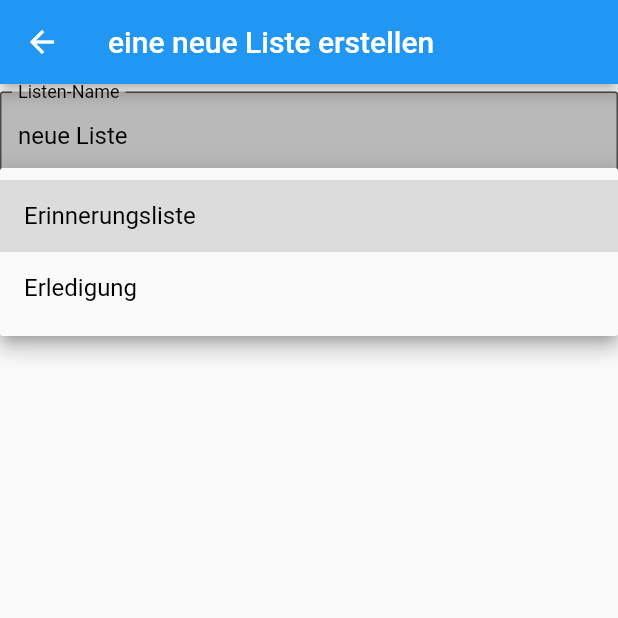
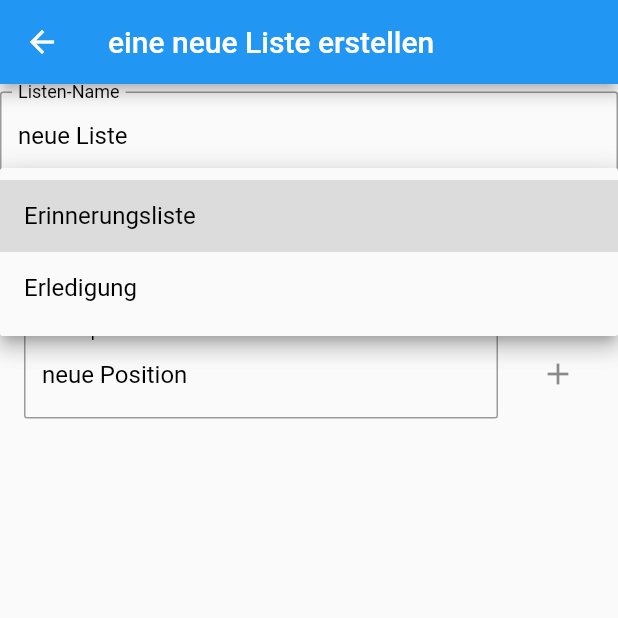
Before and after one commit to NoHive/listopolis, a Flutter app: the CreateListPage screen opened directly, after a tap on "Erinnerungsliste", on a phone screen of 412 x 824 dp, the top half of it. Run offline on Flutter 3.47's test engine with Material 2 defaults, Android fonts, the phone set to English and light mode, and no system bars; our stand-ins replace bloc, dartz, flutter_bloc, freezed_annotation, shared_preferences; accounts and stored records are empty; generated files the repository leaves out were written again.

Commit message:
positionen

```diff
--- a/lib/features/listopolis/application/list_creation/create_list_parameter.dart
+++ b/lib/features/listopolis/application/list_creation/create_list_parameter.dart
@@ -14,17 +14,28 @@ String buildPositionTypeLocalString(PositionType pType, String locale){
 }
 
 class CreateListParameter{
-  final String listName;
-  final ListType type;
-  final PositionType positioning;
+  String listName;
+  ListType type;
+  PositionType positioning;
 
-  CreateListParameter({@required this.listName, @required this.type, @required this.positioning});
+  List<CreateListItemParameter> listitems;
+
+  CreateListParameter({@required this.listName, @required this.type, @required this.positioning}){
+    listitems = [];
+  }
+  factory CreateListParameter.asCopy(CreateListParameter input){
+    CreateListParameter newList = CreateListParameter(listName: input.listName, positioning: input.positioning, type: input.type);
+    for(CreateListItemParameter item in input.listitems){
+      newList.listitems.add(CreateListItemParameter(position: item.position, name: item.name));
+    }
+    return newList;
+  }
 
 }
 class CreateListItemParameter{
-  final String name;
-  final PositionType positioning;
+  String name;
+  int position;
 
-  CreateListItemParameter({@required this.name, @required this.positioning});
+  CreateListItemParameter({@required this.name, @required this.position});
 
 }
--- a/lib/features/listopolis/application/list_creation/createlist_bloc.dart
+++ b/lib/features/listopolis/application/list_creation/createlist_bloc.dart
@@ -21,6 +21,7 @@ class CreatelistBloc extends Bloc<CreatelistEvent, CreatelistState> {
   int lastActiveListIndex;
   CreateListParameter listCreation;
 
+
   CreatelistBloc({@required this.repository}) : super(_Initial());
 
   @override
@@ -36,22 +37,24 @@ class CreatelistBloc extends Bloc<CreatelistEvent, CreatelistState> {
        ActiveList lastList = activeLists.last;
        lastActiveListIndex = lastList.position;
 
+
+
         yield _Initial();
     },
     startListCreation: (e) async*{
 
-      CreateListParameter initialValues = new CreateListParameter(
+       listCreation = CreateListParameter(
                                     listName:  "neue Liste"
                                   , type: ListType.remember()
                                   , positioning: PositionType.start
       );
-      yield _ListCreationValueChanged(creationParam:  initialValues);
+      listCreation.listitems.add(CreateListItemParameter(name: "neue Position", position: 1));
+      yield _ListChanged(creationParam:  listCreation);
     },
-    createNewListPosition: (e) async*{
-        yield _ListItemCreationValueChanged(creationParam: e.listPos);
-    },
-    createNewList: (e) async*{
-      yield _ListCreationValueChanged(creationParam:  e.listInfo);
+    changeList: (e) async*{
+      yield _Initial();
+        listCreation = CreateListParameter.asCopy(listCreation);
+        yield _ListChanged(creationParam:  listCreation);
     },
 
     );
--- a/lib/features/listopolis/application/list_creation/createlist_event.dart
+++ b/lib/features/listopolis/application/list_creation/createlist_event.dart
@@ -4,7 +4,6 @@ part of 'createlist_bloc.dart';
 abstract class CreatelistEvent with _$CreatelistEvent {
   const factory CreatelistEvent.started() = _Started;
   const factory CreatelistEvent.startListCreation() = _StartListCreation;
-  const factory CreatelistEvent.createNewList({@required CreateListParameter listInfo}) = _CreateList;
-  const factory CreatelistEvent.createNewListPosition({@required CreateListItemParameter listPos}) = _CreateListItem;
+  const factory CreatelistEvent.changeList() = _ChangeList;
 
 }
--- a/lib/features/listopolis/application/list_creation/createlist_state.dart
+++ b/lib/features/listopolis/application/list_creation/createlist_state.dart
@@ -3,6 +3,6 @@ part of 'createlist_bloc.dart';
 @freezed
 abstract class CreatelistState with _$CreatelistState {
   const factory CreatelistState.initial() = _Initial;
-  const factory CreatelistState.listCreationValueChanged({@required CreateListParameter creationParam}) = _ListCreationValueChanged;
-  const factory CreatelistState.listItemCreationValueChanged({@required CreateListItemParameter creationParam}) = _ListItemCreationValueChanged;
+  const factory CreatelistState.listChanged({@required CreateListParameter creationParam}) = _ListChanged;
+
 }
--- a/lib/features/listopolis/presentation/active_lists/create_active_list_screen.dart
+++ b/lib/features/listopolis/presentation/active_lists/create_active_list_screen.dart
@@ -18,9 +18,9 @@ class CreateListPage extends StatefulWidget  {
 
 class _CreateListPageState extends State<CreateListPage> with CommonPageFunctions{
 
-  String listName;
-  ListType currentValue;
-  PositionType positionType;
+  String currentlistName;
+  ListType currentListType;
+  PositionType currentPositionType;
 
    @override
   void didChangeDependencies() {
@@ -36,8 +36,7 @@ class _CreateListPageState extends State<CreateListPage> with CommonPageFunction
           (builder: (context, state){
             return state.map(
               initial: (s) => showLoadingIndicator(),
-              listCreationValueChanged: (s) => showEditList(context, s.creationParam),
-              listItemCreationValueChanged: (s) => showUpdatedList(context),
+              listChanged: (s) => showEditList(context, s.creationParam),
             );
           }
           ,),
@@ -46,21 +45,27 @@ class _CreateListPageState extends State<CreateListPage> with CommonPageFunction
 
   Widget showEditList(BuildContext context, CreateListParameter list){
    List<Widget> widgets = [
-                  _buildListName(context, list ),
-                  _buildListType(context, list),
-                  _buildAppendType(context, list)
+                 _buildListName(context, list ),
+                 _buildListType(context, list),
+                 _buildAppendType(context, list),
 
     ];
+    widgets.add( Container(child: _buildListItems(context, list.listitems),));
     return ListView(children: widgets);
+
   }
   Widget _buildListName(BuildContext context, CreateListParameter list){
-      listName = list.listName;
-       return Expanded(child:
+      currentlistName = list.listName;
+       return// Expanded(child:
             Padding(padding: EdgeInsets.fromLTRB(0, 5, 0, 0), child:
               TextField(
-                          onSubmitted: (value){ listName=value; _commitListChanges(context);},
+                          onSubmitted: (value){
+                            currentlistName=value;
+                            list.listName = value;
+                          _commitListChanges(context);
+                          },
                           textInputAction: TextInputAction.search,
-                          controller: TextEditingController()..text = listName,
+                          controller: TextEditingController()..text = currentlistName,
                           cursorColor: Colors.white,
                           style: TextStyle(color: ListColors.TEXTCOLOR_ON_LIGHT_BG),
                           decoration: InputDecoration(
@@ -69,16 +74,15 @@ class _CreateListPageState extends State<CreateListPage> with CommonPageFunction
                             border: OutlineInputBorder(borderRadius: BorderRadius.circular(2)),
                             labelText: CreateListPageStrings.LIST_NAME,
                             labelStyle: TextStyle(color:  ListColors.TEXTCOLOR_ON_LIGHT_BG),
-                            fillColor: Color(0x42000000),
-                            filled: true,
+
                           ),
-            ))
-            );
+            ));
+           // );
 
   }
   Widget _buildListType(BuildContext context,  CreateListParameter list){
     List<ListType> listTypes =[ListType.remember(), ListType.todo()];
-    ListType currentShowValue =list.type;
+    currentListType =list.type;
 
       return  DropdownButton(
                   items:  listTypes.map((qpv){
@@ -90,12 +94,14 @@ class _CreateListPageState extends State<CreateListPage> with CommonPageFunction
                             );
                           } ).toList(),
                     onChanged: (value) {
-                    currentValue = value;
+                    currentListType = value;
+                    list.type = value;
                     _commitListChanges(context);
+
                     // SampleBloc aBloc =  BlocProvider.of<SampleBloc>(context);
                     // aBloc.add(SampleValueChanged(measureSample:sample, samplingElement:samplingElement, value: value));
                   },
-                  value: currentShowValue,
+                  value: currentListType,
                   // hint: Text(ILMeasureDetailStrings.MESURE_QUALITATIVE_NO_VALUE, style: TextStyle(color: ILimsColors.TEXTCOLOR_ON_DARK_BG)),
                   // dropdownColor: ILimsColors.BLUE_TRANSPARENT,
       );
@@ -105,17 +111,12 @@ class _CreateListPageState extends State<CreateListPage> with CommonPageFunction
   _commitListChanges(BuildContext context){
 
     CreatelistBloc aBloc =  BlocProvider.of<CreatelistBloc>(context);
-     aBloc.add(CreatelistEvent.createNewList(
-       listInfo: CreateListParameter(
-        listName: listName,
-        positioning: positionType,
-        type: currentValue
-     )));
+     aBloc.add(CreatelistEvent.changeList());
   }
 
   Widget _buildAppendType(BuildContext context,  CreateListParameter list){
     List<PositionType> listTypes =[PositionType.end, PositionType.start];
-    PositionType currentShowValue =list.positioning;
+    currentPositionType =list.positioning;
 
       return  DropdownButton(
                   items:  listTypes.map((qpv){
@@ -127,17 +128,55 @@ class _CreateListPageState extends State<CreateListPage> with CommonPageFunction
                             );
                           } ).toList(),
                     onChanged: (value) {
-                    positionType = value;
+                    currentPositionType = null;
+                    list.positioning = value;
                     _commitListChanges(context);
                     // SampleBloc aBloc =  BlocProvider.of<SampleBloc>(context);
                     // aBloc.add(SampleValueChanged(measureSample:sample, samplingElement:samplingElement, value: value));
                   },
-                  value: currentShowValue,
-                  // hint: Text(ILMeasureDetailStrings.MESURE_QUALITATIVE_NO_VALUE, style: TextStyle(color: ILimsColors.TEXTCOLOR_ON_DARK_BG)),
+                  value: currentPositionType,
+                  hint: Text(CreateListPageStrings.LIST_POSITIONING, style: TextStyle(color: ListColors.TEXTCOLOR_ON_LIGHT_BG)),
+
                   // dropdownColor: ILimsColors.BLUE_TRANSPARENT,
       );
   }
 
+ Widget _buildListItems(BuildContext context,  List<CreateListItemParameter> listitems){
+     return ListView.builder(itemBuilder: (context, index){
+       return  _buildListItemInput(context, listitems[index]);
+    },
+    itemCount: listitems.length
+    ,shrinkWrap: true
+    ,physics: ClampingScrollPhysics());
+
+
+ }
+ Widget _buildListItemInput(BuildContext context, CreateListItemParameter listItem){
+   currentlistName = listItem.name;
+            return ListTile(title:
+              TextField(
+                          onSubmitted: (value){ currentlistName=value; listItem.name=value;},
+                          textInputAction: TextInputAction.search,
+                          controller: TextEditingController()..text = currentlistName,
+                          cursorColor: Colors.white,
+                          style: TextStyle(color: ListColors.TEXTCOLOR_ON_LIGHT_BG),
+                          decoration: InputDecoration(
+                            hintText: CreateListPageStrings.LIST_POSITION,
+                            hintStyle: TextStyle(color: Colors.white),
+                            border: OutlineInputBorder(borderRadius: BorderRadius.circular(2)),
+                            labelText: CreateListPageStrings.LIST_POSITION,
+                            labelStyle: TextStyle(color:  ListColors.TEXTCOLOR_ON_LIGHT_BG),
+
+                          ),
+            ),
+            trailing: _buildCreatePosition(listItem, context),
+            );
+ }
+ Widget _buildCreatePosition(CreateListItemParameter listItem, BuildContext context){
+    return IconButton(icon: Icon(Icons.add),
+    onPressed: (){},
+    );
+ }
 
   Widget showUpdatedList(BuildContext context){
 
@@ -148,4 +187,7 @@ class _CreateListPageState extends State<CreateListPage> with CommonPageFunction
 class CreateListPageStrings implements ListopolisString{
   static const APP_BAR_TITLE = "eine neue Liste erstellen";
   static const LIST_NAME = "Listen-Name";
+  static const LIST_TYPE = "Listen-Typ";
+  static const LIST_POSITIONING = "Einfügen";
+  static const LIST_POSITION = "Listenposition";
 }
```
Also changed, not shown: lib/features/listopolis/application/list_creation/createlist_bloc.freezed.dart.
